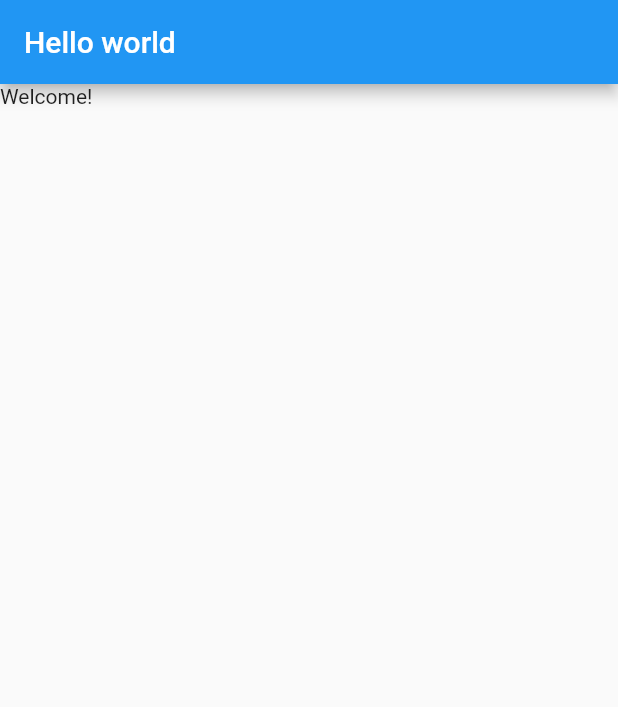
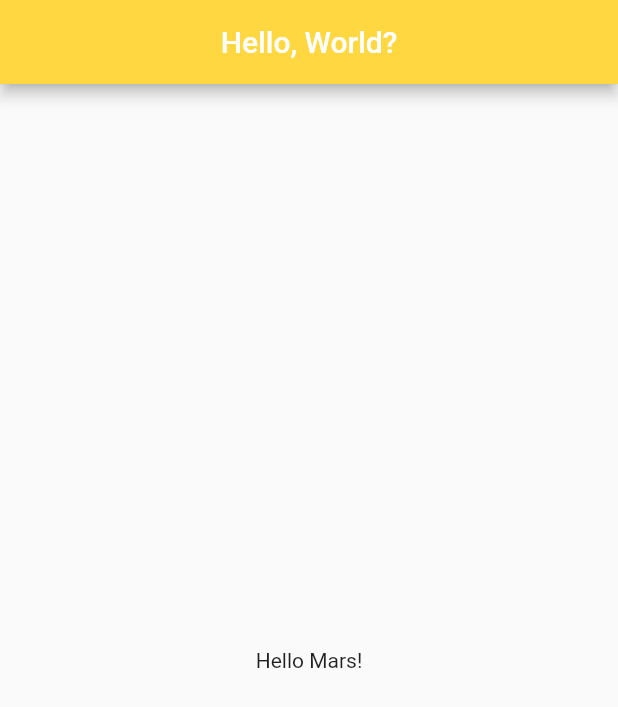
Before and after one commit to BrandonHardatt/flutter_demo, a Flutter app: the screen it shows after launch, on a phone screen of 412 x 824 dp. Shown: the top 707 px of the screen. Run offline on Flutter 3.47's test engine with Material 2 defaults, Android fonts, the phone set to English and light mode, and no system bars.

Commit message:
Added come color

```diff
--- a/lib/app.dart
+++ b/lib/app.dart
@@ -1,5 +1,4 @@
-import 'package:flutter/material.dart'
-    show BuildContext, MaterialApp, StatelessWidget, Widget;
+import 'package:flutter/material.dart';
 import 'welcome.dart';
 
 class App extends StatelessWidget {
--- a/lib/welcome.dart
+++ b/lib/welcome.dart
@@ -1,13 +1,13 @@
-import 'package:flutter/material.dart'
-    show AppBar, BuildContext, Scaffold, StatelessWidget, Text, Widget;
+import 'package:flutter/material.dart';
 
 class Welcome extends StatelessWidget {
   @override
   Widget build(BuildContext context) {
     return Scaffold(
         appBar: AppBar(
-          title: Text('Hello world'),
-        ),
-        body: Text("Welcome!"));
+            title: Text('Hello, World?'),
+            centerTitle: true,
+            backgroundColor: Colors.amberAccent),
+        body: Center(child: Text("Hello Mars!")));
   }
 }
```
